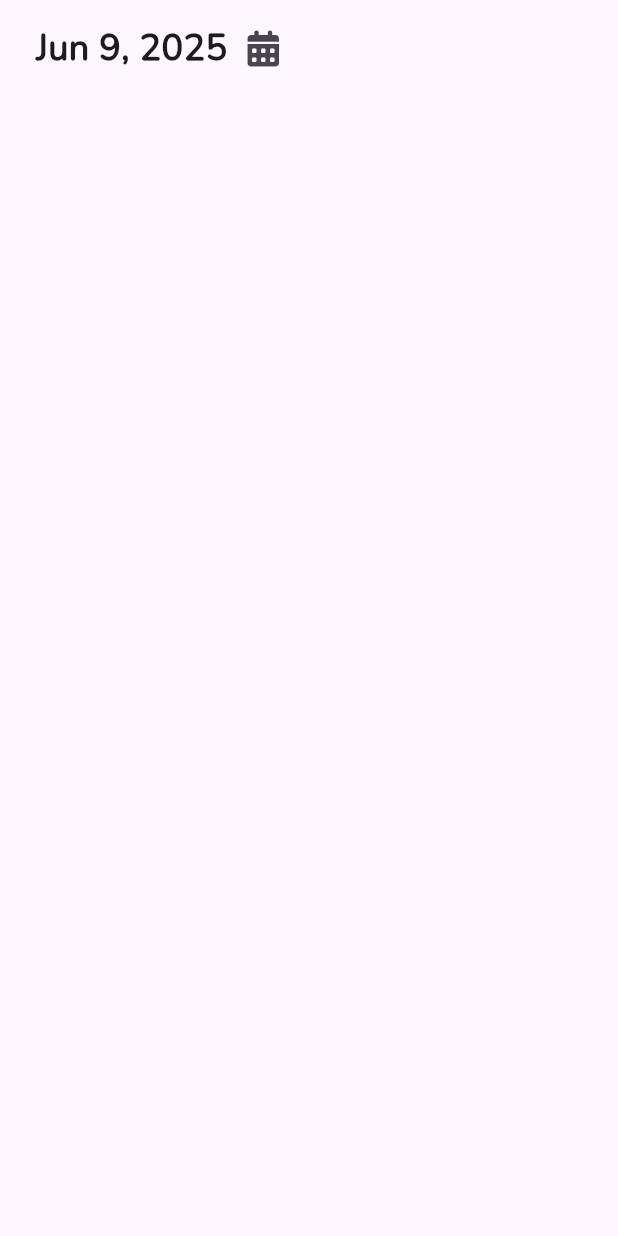
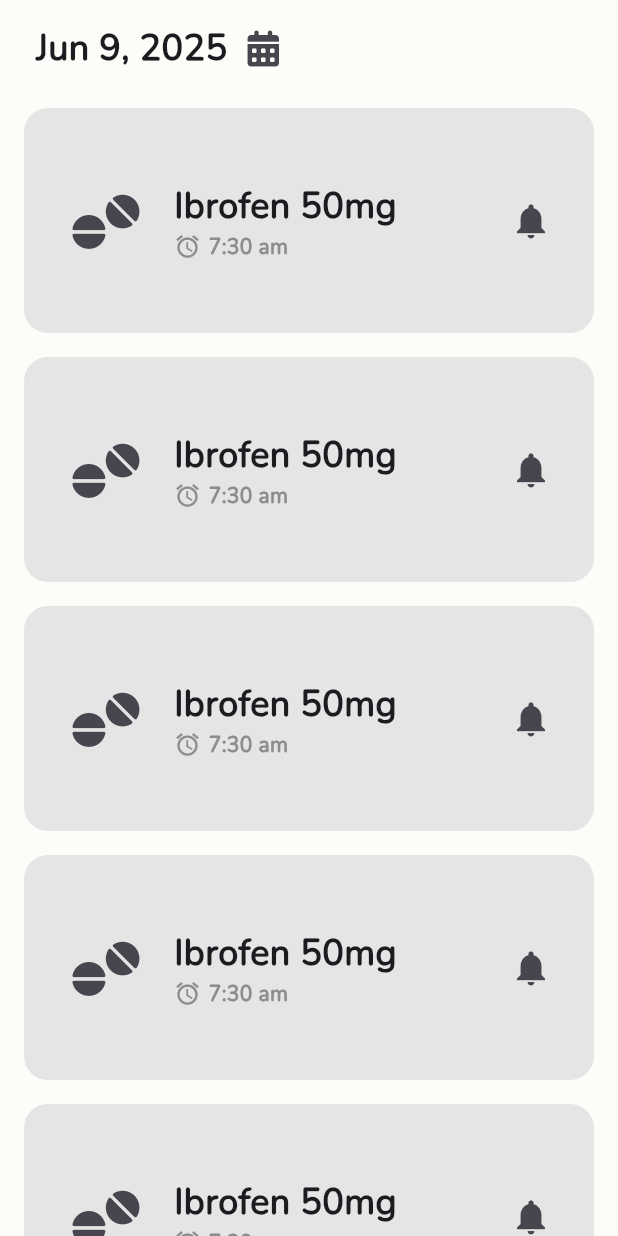
Before and after one commit to Mina176/Pill-Reminder, a Flutter app: the screen it shows after launch, on a phone screen of 412 x 824 dp. Run offline on Flutter 3.47's test engine with Material 3 defaults, Android fonts, the phone set to English and light mode, and no system bars; our stand-ins replace font_awesome_flutter.

Commit message:
finish Dose Card &  list View body

```diff
--- a/lib/main.dart
+++ b/lib/main.dart
@@ -1,5 +1,4 @@
 import 'package:flutter/material.dart';
-
 import 'views/home_view.dart';
 
 void main() {
@@ -12,6 +11,7 @@ class PillReminder extends StatelessWidget {
   @override
   Widget build(BuildContext context) {
     return MaterialApp(
+
       debugShowCheckedModeBanner: false,
       theme: ThemeData(fontFamily: 'Nunito'),
       home: HomeView(),
--- a/lib/views/home_view.dart
+++ b/lib/views/home_view.dart
@@ -7,6 +7,7 @@ class HomeView extends StatelessWidget {
   @override
   Widget build(BuildContext context) {
     return Scaffold(
+      backgroundColor: Color(0xFFFCFCF9),
       body: SafeArea(
         child: HomeViewBody(),
       ),
--- /dev/null
+++ b/lib/widgets/alert_toggle.dart
@@ -0,0 +1,25 @@
+import 'package:flutter/material.dart';
+
+class AlertToggle extends StatelessWidget {
+  const AlertToggle({
+    super.key,
+    required this.onPressed,
+    required this.alertOn,
+  });
+
+  final VoidCallback onPressed;
+  final bool alertOn;
+  @override
+  Widget build(BuildContext context) {
+    return Padding(
+      padding: const EdgeInsets.only(right: 18.0),
+      child: IconButton(
+        onPressed: onPressed,
+        icon: Icon(
+          size: 28,
+          alertOn == true ? Icons.notifications : Icons.notifications_off,
+        ),
+      ),
+    );
+  }
+}
--- /dev/null
+++ b/lib/widgets/dose_card.dart
@@ -0,0 +1,77 @@
+import 'package:flutter/material.dart';
+import 'package:font_awesome_flutter/font_awesome_flutter.dart';
+import 'package:pill_reminder/widgets/alert_toggle.dart';
+
+class DoseCard extends StatefulWidget {
+  const DoseCard({super.key});
+
+  @override
+  State<DoseCard> createState() => _DoseCardState();
+}
+
+class _DoseCardState extends State<DoseCard> {
+  bool alertOn = true;
+  @override
+  Widget build(BuildContext context) {
+    return Padding(
+      padding: const EdgeInsets.symmetric(horizontal: 16, vertical: 8),
+      child: Container(
+          height: 150,
+          decoration: BoxDecoration(
+            color: Color(0xFFE5E5E6),
+            borderRadius: BorderRadius.circular(16),
+          ),
+          child: Row(
+            children: [
+              SizedBox(
+                width: 32,
+              ),
+              Icon(
+                FontAwesomeIcons.tablets,
+                color: Color(0xFF49454F),
+                size: 36,
+              ),
+              SizedBox(
+                width: 32,
+              ),
+              Column(
+                mainAxisAlignment: MainAxisAlignment.center,
+                crossAxisAlignment: CrossAxisAlignment.start,
+                children: [
+                  Text(
+                    'Ibrofen 50mg',
+                    style: TextStyle(fontSize: 24, fontWeight: FontWeight.w900),
+                  ),
+                  Row(
+                    children: [
+                      Icon(
+                        Icons.alarm,
+                        size: 18,
+                        color: Color(0xFF8D8D8B),
+                      ),
+                      SizedBox(
+                        width: 5,
+                      ),
+                      Text(
+                        '7:30 am',
+                        style: TextStyle(
+                            fontWeight: FontWeight.w600,
+                            color: Color(0xFF8D8D8B)),
+                      )
+                    ],
+                  )
+                ],
+              ),
+              Spacer(),
+              AlertToggle(
+                  onPressed: () {
+                    setState(() {
+                      alertOn = !alertOn;
+                    });
+                  },
+                  alertOn: alertOn)
+            ],
+          )),
+    );
+  }
+}
--- a/lib/widgets/home_view_body.dart
+++ b/lib/widgets/home_view_body.dart
@@ -1,6 +1,8 @@
 import 'package:flutter/material.dart';
 
 import 'package:pill_reminder/widgets/custom_date_picker.dart';
+
+import 'dose_card.dart';
 
 class HomeViewBody extends StatelessWidget {
   const HomeViewBody({super.key});
@@ -10,6 +12,13 @@ class HomeViewBody extends StatelessWidget {
     return Column(
       children: [
         CustomDatePicker(),
+        Expanded(
+            child: ListView.builder(
+          itemCount: 10,
+          itemBuilder: (context, index) {
+            return DoseCard();
+          },
+        ))
       ],
     );
   }
--- /dev/null
+++ b/lib/widgets/time.dart
@@ -0,0 +1,31 @@
+
+import 'package:flutter/material.dart';
+import 'package:font_awesome_flutter/font_awesome_flutter.dart';
+
+class Time extends StatelessWidget {
+  const Time({
+    super.key,
+  });
+
+  @override
+  Widget build(BuildContext context) {
+    return Padding(
+      padding: const EdgeInsets.only(left: 8.0),
+      child: Row(
+        children: [
+          Icon(
+            FontAwesomeIcons.clock,
+            size: 16,
+          ),
+          SizedBox(
+            width: 5,
+          ),
+          Text(
+            '7:30 am',
+            style: TextStyle(fontSize: 18, fontWeight: FontWeight.w600),
+          )
+        ],
+      ),
+    );
+  }
+}
```
